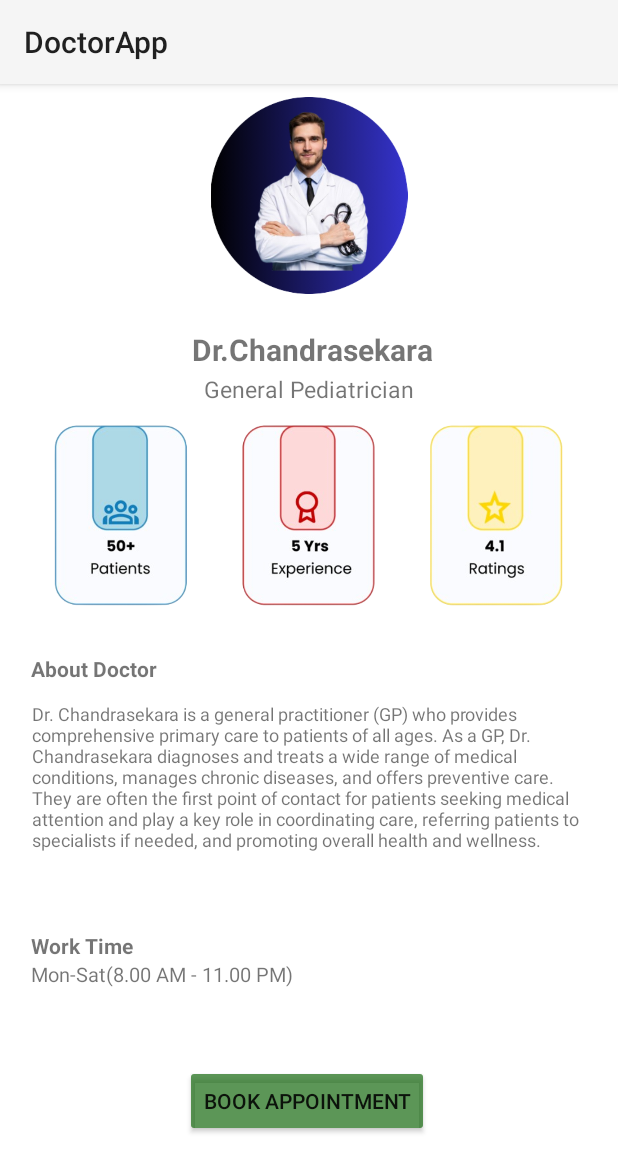
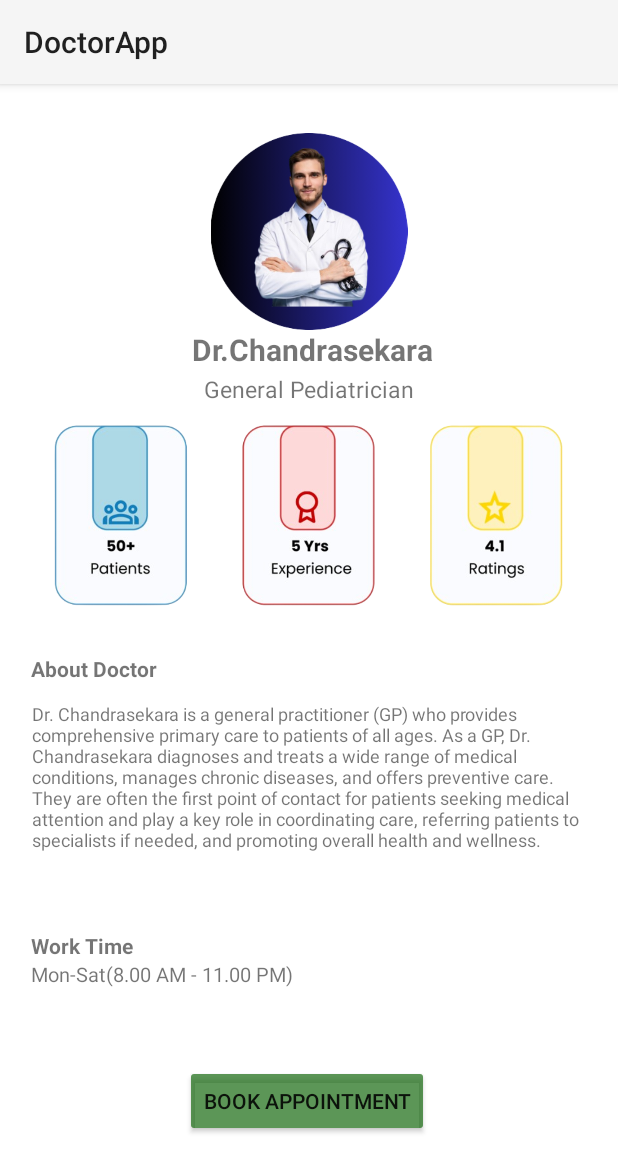
Before and after one commit to ThaveeshaS/EliteHealthCareApp, an Android app: the MainActivity13 screen opened directly, with no data from a screen before it, on a phone screen of 412 x 824 dp. Shown: the top 1172 px of the screen. Run offline under Robolectric (Android 15) with nearby library versions, the phone set to English and light mode, and no system bars.

Commit message:
Finished Projects

```diff
--- a/app/src/main/res/layout/activity_main12.xml
+++ b/app/src/main/res/layout/activity_main12.xml
@@ -14,9 +14,10 @@
         android:layout_height="131dp"
         app:layout_constraintBottom_toBottomOf="parent"
         app:layout_constraintEnd_toEndOf="parent"
+        app:layout_constraintHorizontal_bias="0.501"
         app:layout_constraintStart_toStartOf="parent"
         app:layout_constraintTop_toTopOf="parent"
-        app:layout_constraintVertical_bias="0.093"
+        app:layout_constraintVertical_bias="0.133"
         app:srcCompat="@drawable/cropped_image__1_" />
 
     <TextView
--- a/app/src/main/res/layout/activity_main13.xml
+++ b/app/src/main/res/layout/activity_main13.xml
@@ -14,9 +14,10 @@
         android:layout_height="131dp"
         app:layout_constraintBottom_toBottomOf="parent"
         app:layout_constraintEnd_toEndOf="parent"
+        app:layout_constraintHorizontal_bias="0.501"
         app:layout_constraintStart_toStartOf="parent"
         app:layout_constraintTop_toTopOf="parent"
-        app:layout_constraintVertical_bias="0.093"
+        app:layout_constraintVertical_bias="0.128"
         app:srcCompat="@drawable/cropped_image__4_" />
 
     <TextView
--- a/app/src/main/res/layout/activity_main14.xml
+++ b/app/src/main/res/layout/activity_main14.xml
@@ -14,9 +14,10 @@
         android:layout_height="131dp"
         app:layout_constraintBottom_toBottomOf="parent"
         app:layout_constraintEnd_toEndOf="parent"
+        app:layout_constraintHorizontal_bias="0.501"
         app:layout_constraintStart_toStartOf="parent"
         app:layout_constraintTop_toTopOf="parent"
-        app:layout_constraintVertical_bias="0.093"
+        app:layout_constraintVertical_bias="0.132"
         app:srcCompat="@drawable/cropped_image__2_" />
 
     <TextView
--- a/app/src/main/res/layout/activity_main15.xml
+++ b/app/src/main/res/layout/activity_main15.xml
@@ -14,9 +14,10 @@
         android:layout_height="131dp"
         app:layout_constraintBottom_toBottomOf="parent"
         app:layout_constraintEnd_toEndOf="parent"
+        app:layout_constraintHorizontal_bias="0.501"
         app:layout_constraintStart_toStartOf="parent"
         app:layout_constraintTop_toTopOf="parent"
-        app:layout_constraintVertical_bias="0.093"
+        app:layout_constraintVertical_bias="0.138"
         app:srcCompat="@drawable/cropped_image__3_" />
 
     <TextView
--- a/app/src/main/res/layout/activity_main19.xml
+++ b/app/src/main/res/layout/activity_main19.xml
@@ -300,10 +300,9 @@
         android:textStyle="bold"
         app:layout_constraintBottom_toBottomOf="@+id/constraintLayout4"
         app:layout_constraintEnd_toEndOf="parent"
-        app:layout_constraintHorizontal_bias="0.501"
         app:layout_constraintStart_toStartOf="parent"
         app:layout_constraintTop_toTopOf="parent"
-        app:layout_constraintVertical_bias="0.353" />
+        app:layout_constraintVertical_bias="0.324" />
 
     <ImageView
         android:id="@+id/backimageView09"
```
